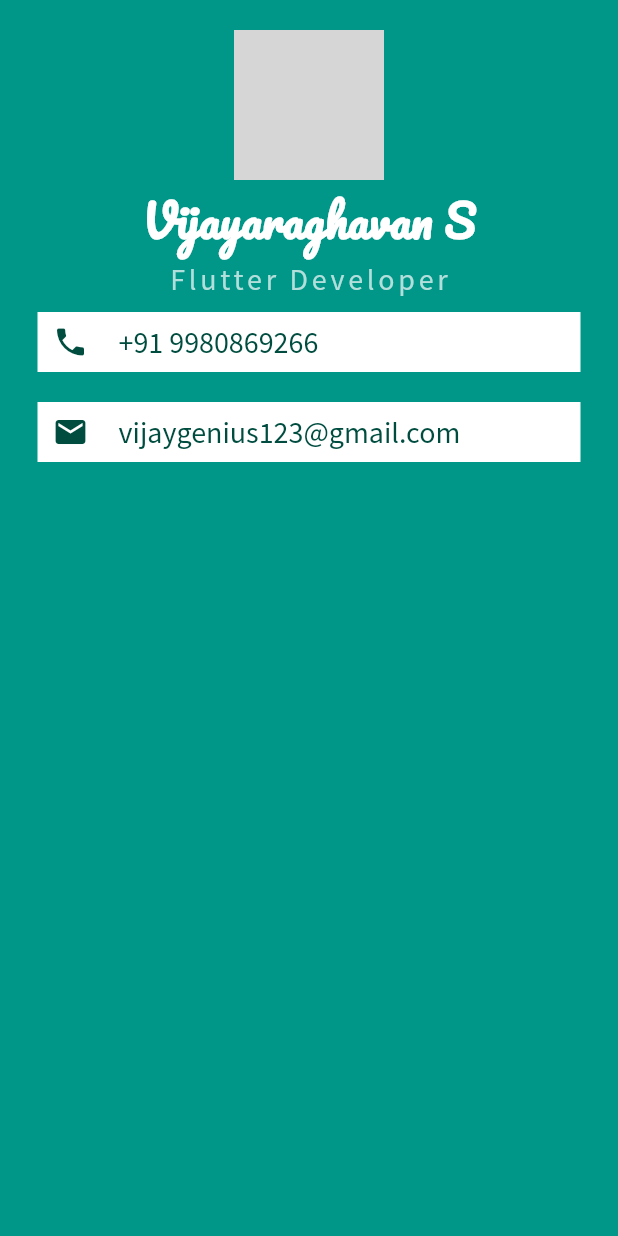
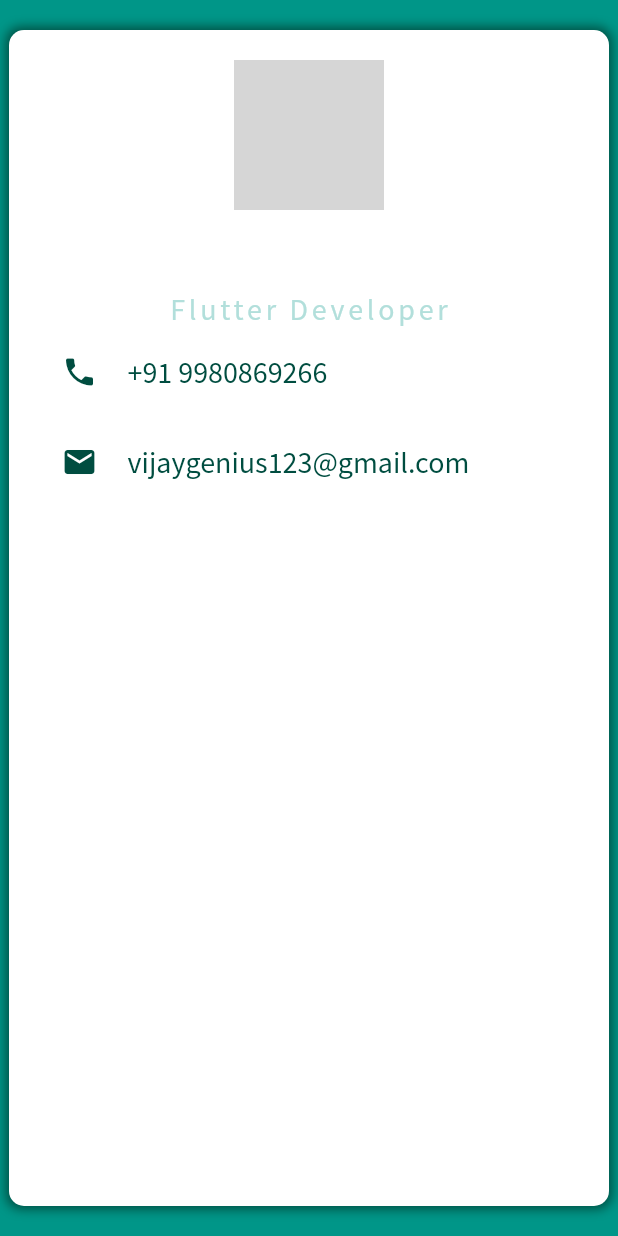
Before and after one commit to vijaygenius123/mi_card_flutter, a Flutter app: the screen it shows after launch, on a phone screen of 412 x 824 dp. Run offline on Flutter 3.47's test engine with Material 2 defaults, Android fonts, the phone set to English and light mode, and no system bars; network calls fail; grey boxes are pictures that could not be loaded.

Commit message:
Add url_launcher and make it a card view

```diff
--- a/lib/main.dart
+++ b/lib/main.dart
@@ -14,11 +14,19 @@ class MyApp extends StatelessWidget {
         backgroundColor: Colors.teal,
         body: SafeArea(
           child: Container(
+            margin: EdgeInsets.symmetric(vertical: 20, horizontal: 6),
             padding: EdgeInsets.symmetric(vertical: 20),
+            decoration: BoxDecoration(
+              boxShadow:  [BoxShadow(color: Colors.teal.shade900,
+                  blurRadius: 6, spreadRadius: 2)],
+              color: Colors.white,
+              borderRadius: BorderRadius.all(Radius.circular(10)),
+            ),
             child: Column(
               children: [
                 CircleAvatar(
                     radius: 50,
+                    backgroundColor: Colors.tealAccent.shade400,
                     backgroundImage: NetworkImage(
                         "https://cdn.pixabay.com/photo/2013/07/13/10/07/man-156584__340.png")),
                 Text('Vijayaraghavan S',
--- a/pubspec.yaml
+++ b/pubspec.yaml
@@ -32,10 +32,10 @@ dependencies:
   flutter:
     sdk: flutter
 
-
   # The following adds the Cupertino Icons font to your application.
   # Use with the CupertinoIcons class for iOS style icons.
   cupertino_icons: ^1.0.2
+  url_launcher: ^6.1.8
 
 dev_dependencies:
   flutter_test:
```
Also changed, not shown: pubspec.lock, 7 other files.
